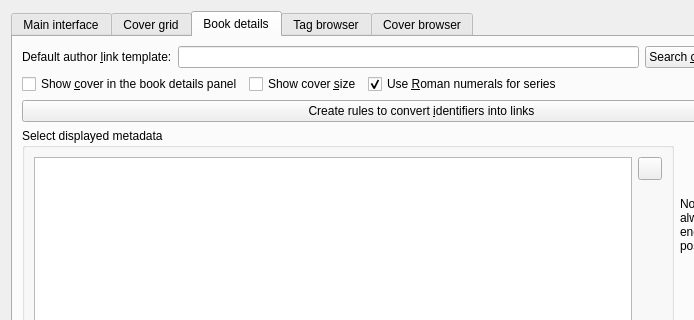
Old version of the form src/calibre/gui2/preferences/look_feel.ui in the repository kovidgoyal/calibre; both pictures show x 0 to 694 and y 0 to 320 of the 843 by 546 pixel window.
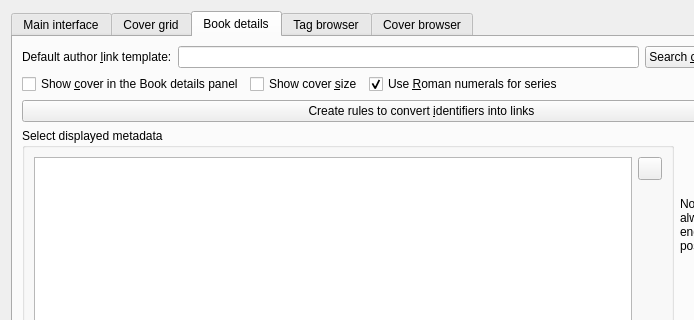
New version of the form. The open tabs and pages were chosen to show the change. Icons and pictures are not drawn. Custom widgets are drawn as their Qt base class.

What changed in the file:
```diff
--- a/src/calibre/gui2/preferences/look_feel.ui
+++ b/src/calibre/gui2/preferences/look_feel.ui
@@ -734,7 +734,7 @@
          <item>
           <widget class="QCheckBox" name="opt_bd_show_cover">
            <property name="text">
-            <string>Show &amp;cover in the book details panel</string>
+            <string>Show &amp;cover in the Book details panel</string>
            </property>
           </widget>
          </item>
```
